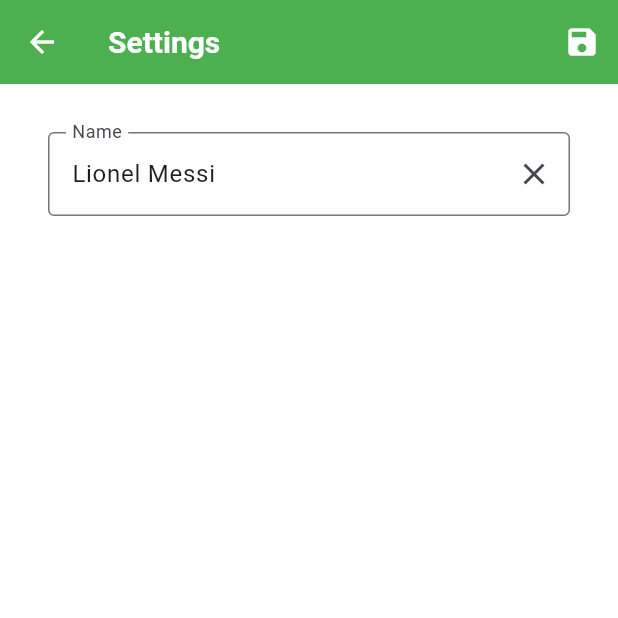
After one commit to nixuiui/flutter_batch_6, a Flutter app: the screen it shows after launch, item 3 of the bottom bar chosen, after a tap on the "settings" icon, on a phone screen of 412 x 824 dp, the top half of it. The commit adds this screen. Run offline on Flutter 3.47's test engine with Material 3 defaults, Android fonts, the phone set to English and light mode, and no system bars; network calls fail.

```diff
--- a/lib/day-4/gridview_page.dart
+++ b/lib/day-4/gridview_page.dart
@@ -8,11 +8,23 @@
 }
 
 class _GridviewPageState extends State<GridviewPage> {
+
+  var name = '';
+
+  @override
+  void didChangeDependencies() {
+    final args = ModalRoute.of(context)?.settings.arguments;
+    if (args != null) {
+      name = args as String;
+    }
+    super.didChangeDependencies();
+  }
+
   @override
   Widget build(BuildContext context) {
     return Scaffold(
       appBar: AppBar(
-        title: const Text('GridView Page'),
+        title: Text('GridView Page ($name)'),
       ),
       body: GridView(
         gridDelegate: SliverGridDelegateWithFixedCrossAxisCount(
--- /dev/null
+++ b/lib/day-4/theme/theme.dart
@@ -0,0 +1,49 @@
+import 'package:flutter/material.dart';
+
+final lightTheme = ThemeData(
+  scaffoldBackgroundColor: Colors.white,
+  cardTheme: CardTheme(
+    color: Colors.grey,
+    shadowColor: Colors.black,
+    elevation: 4,
+    shape: RoundedRectangleBorder(
+      borderRadius: BorderRadius.circular(8),
+    ),
+  ),
+  appBarTheme: AppBarTheme(
+    backgroundColor: Colors.green,
+    surfaceTintColor: Colors.green,
+    titleTextStyle: const TextStyle(
+      color: Colors.white,
+      fontSize: 20,
+      fontWeight: FontWeight.bold,
+    ),
+    iconTheme: const IconThemeData(
+      color: Colors.white,
+    ),
+  ),
+);
+
+final darkTheme = ThemeData(
+  scaffoldBackgroundColor: Colors.black,
+  cardTheme: CardTheme(
+    color: Colors.grey,
+    shadowColor: Colors.white,
+    elevation: 4,
+    shape: RoundedRectangleBorder(
+      borderRadius: BorderRadius.circular(8),
+    ),
+  ),
+  appBarTheme: AppBarTheme(
+    backgroundColor: Colors.black,
+    surfaceTintColor: Colors.black,
+    titleTextStyle: const TextStyle(
+      color: Colors.white,
+      fontSize: 20,
+      fontWeight: FontWeight.bold,
+    ),
+    iconTheme: const IconThemeData(
+      color: Colors.white,
+    ),
+  ),
+);
--- /dev/null
+++ b/lib/day-5/home_page.dart
@@ -0,0 +1,74 @@
+import 'package:flutter/material.dart';
+import 'package:flutter_batch_6/day-5/main_page.dart';
+import 'package:flutter_batch_6/day-5/notification_page.dart';
+import 'package:flutter_batch_6/day-5/profile_page.dart';
+import 'package:flutter_batch_6/day-5/setting_page.dart';
+
+class HomePage extends StatefulWidget {
+  const HomePage({super.key});
+
+  @override
+  State<HomePage> createState() => _HomePageState();
+}
+
+class _HomePageState extends State<HomePage> {
+
+  var name = "Lionel Messi";
+  var index = 0;
+
+  @override
+  Widget build(BuildContext context) {
+    return Scaffold(
+      appBar: AppBar(
+        title: const Text('Home Page'),
+        actions: [
+          IconButton(
+            icon: const Icon(Icons.settings),
+            onPressed: () async {
+              final result = await Navigator.push(context, MaterialPageRoute(
+                builder: (context) => SettingPage(
+                  name: name,
+                ),
+              ));
+              if(result != null) {
+                setState(() {
+                  name = result;
+                });
+              }
+            },
+          ),
+        ],
+      ),
+      body: [
+        MainPage(name: name),
+        ProfilePage(
+          name: name,
+          onSave: (val) {
+            setState(() {
+              name = val;
+            });
+          },
+        ),
+        NotificationPage(),
+      ][index],
+      bottomNavigationBar: BottomNavigationBar(
+        currentIndex: index,
+        onTap: (value) => setState(() => index = value),
+        items: [
+          BottomNavigationBarItem(
+            icon: Icon(Icons.home),
+            label: 'Home',
+          ),
+          BottomNavigationBarItem(
+            icon: Icon(Icons.person),
+            label: 'Profile',
+          ),
+          BottomNavigationBarItem(
+            icon: Icon(Icons.notifications),
+            label: 'Notification',
+          ),
+        ]
+      ),
+    );
+  }
+}
--- /dev/null
+++ b/lib/day-5/main_page.dart
@@ -0,0 +1,38 @@
+import 'package:flutter/material.dart';
+import 'package:flutter_batch_6/day-5/routes.dart';
+
+class MainPage extends StatelessWidget {
+
+  final String name;
+
+  const MainPage({
+    super.key,
+    required this.name,
+  });
+
+  @override
+  Widget build(BuildContext context) {
+    return Center(
+      child: Column(
+        crossAxisAlignment: CrossAxisAlignment.center,
+        mainAxisAlignment: MainAxisAlignment.center,
+        spacing: 16,
+        children: [
+          Text(
+            'Welcome, $name!',
+            style: Theme.of(context).textTheme.headlineMedium,
+            textAlign: TextAlign.center,
+          ),
+          FilledButton(
+            onPressed: () => Navigator.pushNamed(
+              context,
+              AppRoutes.gridView,
+              arguments: name
+            ),
+            child: Text("Grid View Page"),
+          ),
+        ],
+      ),
+    );
+  }
+}
--- /dev/null
+++ b/lib/day-5/notification_page.dart
@@ -0,0 +1,69 @@
+import 'package:flutter/material.dart';
+
+class NotificationPage extends StatelessWidget {
+  const NotificationPage({super.key});
+
+  @override
+  Widget build(BuildContext context) {
+
+    final messages = [
+      'Message 1',
+      'Message 2',
+      'Message 3',
+    ];
+
+    final alerts = [
+      'Alert 1',
+      'Alert 2',
+      'Alert 3',
+    ];
+
+    return DefaultTabController(
+      length: 2,
+      child: Scaffold(
+        body: Column(
+          children: [
+            TabBar(
+              tabs: [
+                Tab(text: 'Messages'),
+                Tab(text: 'Alerts'),
+              ],
+            ),
+            Expanded(
+              child: TabBarView(
+                children: [
+                  ListView.separated(
+                    itemCount: messages.length,
+                    separatorBuilder: (context, index) => Divider(),
+                    itemBuilder: (context, index) => ListTile(
+                      leading: CircleAvatar(
+                        foregroundImage: NetworkImage("https://assets.goal.com/images/v3/blt2aaca933046f8b00/Cristiano%20Ronaldo%20Portugal%202024%20(4).jpg"),
+                        child: Text('${index + 1}'),
+                      ),
+                      trailing: IconButton(
+                        icon: Icon(Icons.more_vert),
+                        onPressed: () {
+                          // Handle delete action
+                        },
+                      ),
+                      title: Text('Message ${index + 1}'),
+                      subtitle: Text(messages[index]),
+                    ),
+                  ),
+                  ListView.separated(
+                    itemCount: alerts.length,
+                    separatorBuilder: (context, index) => Divider(),
+                    itemBuilder: (context, index) => ListTile(
+                      title: Text('Alert ${index + 1}'),
+                      subtitle: Text(alerts[index]),
+                    ),
+                  ),
+                ],
+              ),
+            ),
+          ],
+        )
+      )
+    );
+  }
+}
--- /dev/null
+++ b/lib/day-5/routes.dart
@@ -0,0 +1,18 @@
+import 'package:flutter_batch_6/day-4/gridview_builder_page.dart';
+import 'package:flutter_batch_6/day-4/gridview_count_page.dart';
+import 'package:flutter_batch_6/day-4/gridview_page.dart';
+import 'package:flutter_batch_6/day-5/home_page.dart';
+
+class AppRoutes {
+  static const String home = '/';
+  static const String gridView = '/gridview';
+  static const String gridViewCount = '/gridview-count';
+  static const String gridViewBuilder = '/gridview-builder';
+}
+
+final routes = {
+  AppRoutes.home: (context) => const HomePage(),
+  AppRoutes.gridView: (context) => const GridviewPage(),
+  AppRoutes.gridViewCount: (context) => const GridviewCountPage(),
+  AppRoutes.gridViewBuilder: (context) => const GridviewBuilderPage(),
+};
--- /dev/null
+++ b/lib/day-5/setting_page.dart
@@ -0,0 +1,67 @@
+import 'package:flutter/material.dart';
+
+class SettingPage extends StatefulWidget {
+
+  final String name;
+
+  const SettingPage({
+    super.key,
+    required this.name,
+  });
+
+  @override
+  State<SettingPage> createState() => _SettingPageState();
+}
+
+class _SettingPageState extends State<SettingPage> {
+
+  final controller = TextEditingController();
+
+  @override
+  void initState() {
+    controller.text = widget.name;
+    super.initState();
+  }
+
+  @override
+  void dispose() {
+    controller.dispose();
+    super.dispose();
+  }
+
+  void save() {
+    Navigator.pop(context, controller.text);
+  }
+
+  @override
+  Widget build(BuildContext context) {
+    return Scaffold(
+      appBar: AppBar(
+        title: const Text('Settings'),
+        actions: [
+          IconButton(
+            icon: const Icon(Icons.save),
+            onPressed: save,
+          ),
+        ],
+      ),
+      body: Padding(
+        padding: const EdgeInsets.all(32),
+        child: TextField(
+          controller: controller,
+          decoration: InputDecoration(
+            labelText: 'Name',
+            hintText: widget.name,
+            border: const OutlineInputBorder(),
+            suffixIcon: IconButton(
+              icon: const Icon(Icons.clear),
+              onPressed: () {
+                controller.clear();
+              },
+            ),
+          ),
+        ),
+      ),
+    );
+  }
+}
--- a/lib/main.dart
+++ b/lib/main.dart
@@ -1,5 +1,6 @@
 import 'package:flutter/material.dart';
-import 'package:flutter_batch_6/day-4/gridview_builder_page.dart';
+import 'package:flutter_batch_6/day-4/theme/theme.dart';
+import 'package:flutter_batch_6/day-5/routes.dart';
 
 void main() {
   runApp(const MyApp());
@@ -13,53 +14,10 @@
     return MaterialApp(
       title: 'Flutter Demo',
       themeMode: ThemeMode.light,
-      theme: ThemeData(
-        scaffoldBackgroundColor: Colors.white,
-        cardTheme: CardTheme(
-          color: Colors.grey,
-          shadowColor: Colors.black,
-          elevation: 4,
-          shape: RoundedRectangleBorder(
-            borderRadius: BorderRadius.circular(8),
-          ),
-        ),
-        appBarTheme: AppBarTheme(
-          backgroundColor: Colors.green,
-          surfaceTintColor: Colors.green,
-          titleTextStyle: const TextStyle(
-            color: Colors.white,
-            fontSize: 20,
-            fontWeight: FontWeight.bold,
-          ),
-          iconTheme: const IconThemeData(
-            color: Colors.white,
-          ),
-        ),
-      ),
-      darkTheme: ThemeData(
-        scaffoldBackgroundColor: Colors.black,
-        cardTheme: CardTheme(
-          color: Colors.grey,
-          shadowColor: Colors.white,
-          elevation: 4,
-          shape: RoundedRectangleBorder(
-            borderRadius: BorderRadius.circular(8),
-          ),
-        ),
-        appBarTheme: AppBarTheme(
-          backgroundColor: Colors.black,
-          surfaceTintColor: Colors.black,
-          titleTextStyle: const TextStyle(
-            color: Colors.white,
-            fontSize: 20,
-            fontWeight: FontWeight.bold,
-          ),
-          iconTheme: const IconThemeData(
-            color: Colors.white,
-          ),
-        ),
-      ),
-      home: GridviewBuilderPage(),
+      theme: lightTheme,
+      darkTheme: darkTheme,
+      routes: routes,
+      initialRoute: AppRoutes.home,
     );
   }
 }
```
Also changed, not shown: lib/day-5/profile_page.dart (added, +74 -0 lines).
